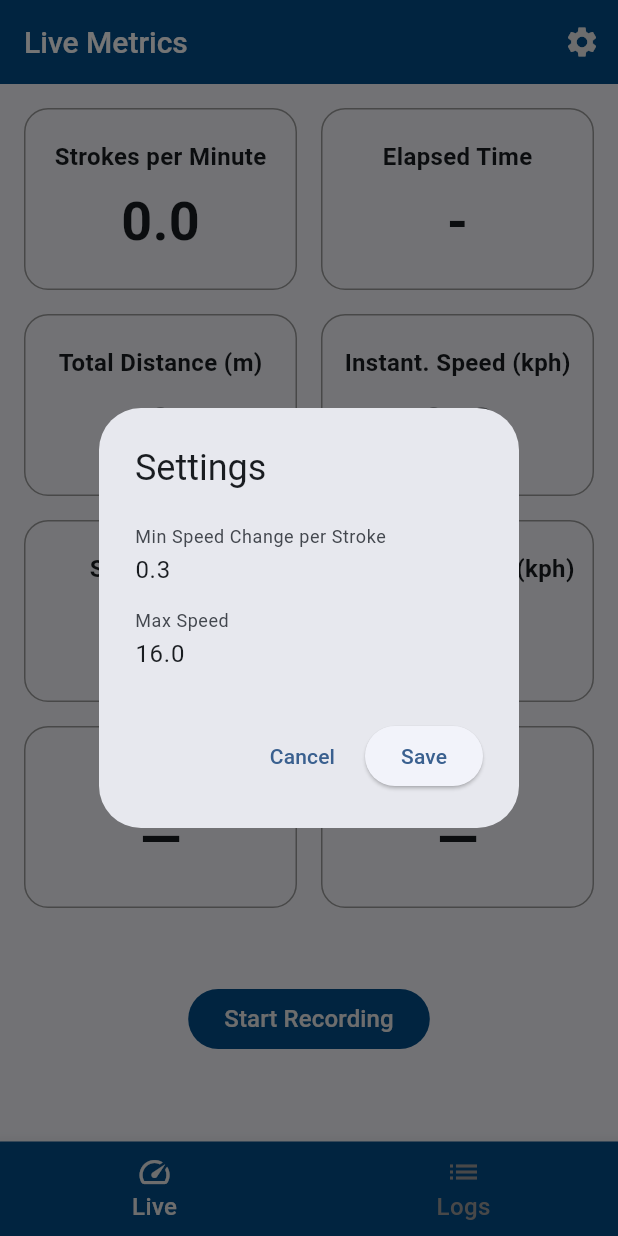
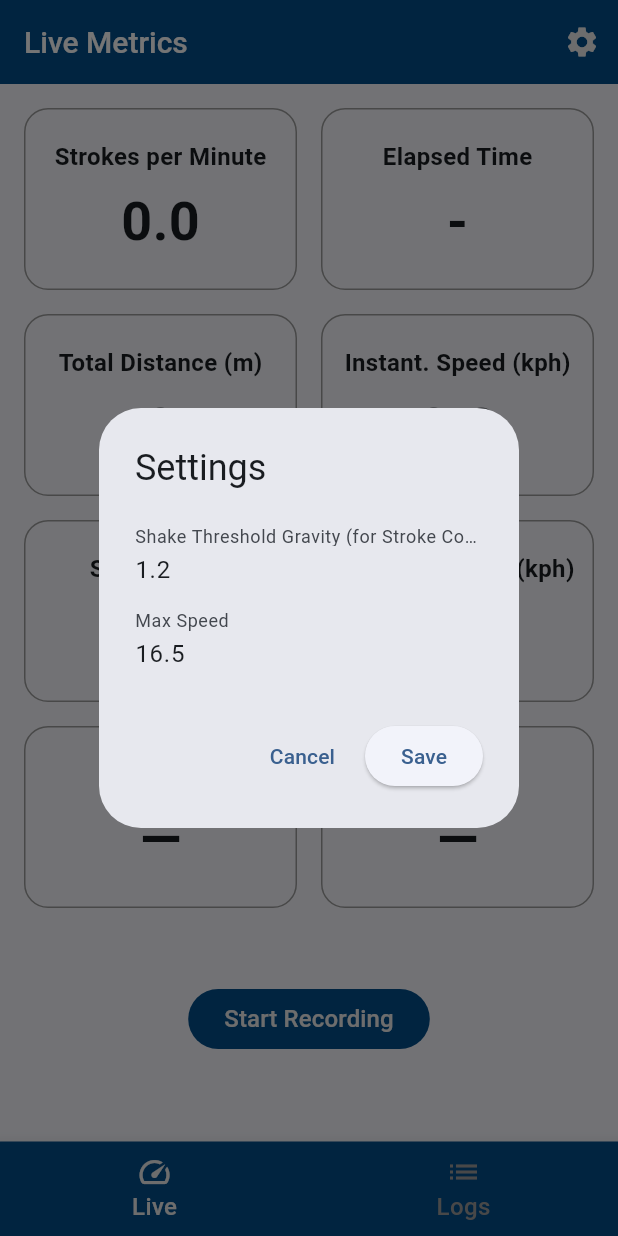
Before and after one commit to AMWen/pandaboat, a Flutter app: the screen it shows after launch, after a tap on the "settings" icon, on a phone screen of 412 x 824 dp. Run offline on Flutter 3.47's test engine with Material 3 defaults, Android fonts, the phone set to English and light mode, and no system bars; our stand-ins replace csv, file_picker, flutter_map, geolocator, latlong2, rxdart and 2 more; missing offline and left inert: geolocator_android, geolocator_apple, shake.

Commit message:
use shake for stroke count

```diff
--- a/lib/tabs/live_tab.dart
+++ b/lib/tabs/live_tab.dart
@@ -6,6 +6,7 @@ import 'package:geolocator_android/geolocator_android.dart';
 import 'package:geolocator_apple/geolocator_apple.dart';
 import 'package:pandaboat/data/constants.dart';
 import 'package:rxdart/rxdart.dart';
+import 'package:shake/shake.dart';
 import '../data/services/location_logger.dart';
 import '../utils/time_format.dart';
 
@@ -18,8 +19,8 @@ class LiveTab extends StatefulWidget {
 
 class LiveTabState extends State<LiveTab> with AutomaticKeepAliveClientMixin {
   final logger = LocationLogger();
-  double minSpeedChange = 0.3;
-  double maxSpeed = 16;
+  double shakeThresholdGravity = 1.2;
+  double maxSpeed = 16.5;
 
   double currentSpeed = 0.0;
   double smoothedSpeed = 0.0;
@@ -38,6 +39,7 @@ class LiveTabState extends State<LiveTab> with AutomaticKeepAliveClientMixin {
   final List<Map<String, dynamic>> gpsBuffer = [];
 
   double totalDistance = 0.0;
+  ShakeDetector? shakeDetector;
   Timer? spmTimer;
   Timer? uiUpdateTimer;
   Timer? gpsFlushTimer;
@@ -50,6 +52,7 @@ class LiveTabState extends State<LiveTab> with AutomaticKeepAliveClientMixin {
     super.initState();
     _initLocation();
 
+    shakeDetector = initializeShakeDetector(shakeThresholdGravity);
     uiUpdateTimer = Timer.periodic(const Duration(seconds: 1), (_) => updateUI());
     spmTimer = Timer.periodic(const Duration(seconds: 1), (_) => calculateSPM());
     gpsFlushTimer = Timer.periodic(const Duration(seconds: 5), (_) {
@@ -57,6 +60,20 @@ class LiveTabState extends State<LiveTab> with AutomaticKeepAliveClientMixin {
         flushGPSData();
       }
     });
+  }
+
+  ShakeDetector initializeShakeDetector(double threshold) {
+    return ShakeDetector.autoStart(
+      onPhoneShake: (event) {
+        final now = DateTime.now();
+        if (strokes.isEmpty || now.difference(strokes.last).inMilliseconds > 500) {
+          strokes.add(now);
+          strokeCount++;
+        }
+      },
+      shakeThresholdGravity: threshold,
+      useFilter: false,
+    );
   }
 
   Future<void> _initLocation() async {
@@ -146,22 +163,6 @@ class LiveTabState extends State<LiveTab> with AutomaticKeepAliveClientMixin {
 
     recentData.add({'timestamp': now, 'speed': speed});
     recentData.removeWhere((entry) => now.difference(entry['timestamp']).inSeconds > 3);
-    final lastJolt = strokes.isNotEmpty ? strokes.last : null;
-
-    if (recentData.length >= 3) {
-      final thirdToLast = recentData[recentData.length - 3];
-      final secondToLast = recentData[recentData.length - 2];
-
-      double previousSpeedChange = secondToLast['speed'] - thirdToLast['speed'];
-      double currentSpeedChange = speed - secondToLast['speed'];
-
-      if (currentSpeedChange > previousSpeedChange &&
-          currentSpeedChange > minSpeedChange &&
-          now.difference(lastJolt ?? DateTime(2000)).inMilliseconds > 500) {
-        strokeCount++;
-        strokes.add(now);
-      }
-    }
   }
 
   void updateUI() {
@@ -237,11 +238,13 @@ class LiveTabState extends State<LiveTab> with AutomaticKeepAliveClientMixin {
   void dispose() {
     spmTimer?.cancel();
     uiUpdateTimer?.cancel();
+    gpsFlushTimer?.cancel();
+    shakeDetector?.stopListening();
     super.dispose();
   }
 
   void showSettingsDialog() {
-    final minSpeedController = TextEditingController(text: minSpeedChange.toString());
+    final thresholdController = TextEditingController(text: shakeThresholdGravity.toString());
     final maxSpeedController = TextEditingController(text: maxSpeed.toString());
 
     showDialog(
@@ -253,10 +256,10 @@ class LiveTabState extends State<LiveTab> with AutomaticKeepAliveClientMixin {
               mainAxisSize: MainAxisSize.min,
               children: [
                 TextField(
-                  controller: minSpeedController,
+                  controller: thresholdController,
                   keyboardType: TextInputType.number,
                   decoration: InputDecoration(
-                    labelText: 'Min Speed Change per Stroke',
+                    labelText: 'Shake Threshold Gravity (for Stroke Count)',
                     focusedBorder: OutlineInputBorder(
                       borderSide: BorderSide(color: primaryColor, width: 2),
                     ),
@@ -281,8 +284,12 @@ class LiveTabState extends State<LiveTab> with AutomaticKeepAliveClientMixin {
               ElevatedButton(
                 onPressed: () {
                   setState(() {
-                    minSpeedChange = double.tryParse(minSpeedController.text) ?? 0.3;
-                    maxSpeed = double.tryParse(maxSpeedController.text) ?? 16;
+                    maxSpeed = double.tryParse(maxSpeedController.text) ?? 16.5;
+                    shakeThresholdGravity = double.tryParse(thresholdController.text) ?? 1.2;
+
+                    // Recreate the ShakeDetector with the new threshold
+                    shakeDetector?.stopListening();
+                    shakeDetector = initializeShakeDetector(shakeThresholdGravity);
                   });
                   Navigator.pop(context);
                 },
@@ -300,12 +307,12 @@ class LiveTabState extends State<LiveTab> with AutomaticKeepAliveClientMixin {
     final metrics = [
       metric("Strokes per Minute", "$spm"),
       metric("Elapsed Time", elapsedTime),
-      metric("Total Distance (m)", "${totalDistance.toStringAsFixed(0)}"),
-      metric("Instant. Speed (kph)", "${currentSpeed.toStringAsFixed(1)}"),
+      metric("Total Distance (m)", totalDistance.toStringAsFixed(0)),
+      metric("Instant. Speed (kph)", currentSpeed.toStringAsFixed(1)),
       metric("Stroke count", "$strokeCount"),
-      metric("Avg Speed (3s) (kph)", "${smoothedSpeed.toStringAsFixed(1)}"),
-      metric("Latitude", latitude?.toStringAsFixed(6) ?? '—'),
-      metric("Longitude", longitude?.toStringAsFixed(6) ?? '—'),
+      metric("Avg Speed (3s) (kph)", smoothedSpeed.toStringAsFixed(1)),
+      metric("Latitude", latitude?.toStringAsFixed(3) ?? '—'),
+      metric("Longitude", longitude?.toStringAsFixed(3) ?? '—'),
     ];
 
     return Scaffold(
--- a/pubspec.yaml
+++ b/pubspec.yaml
@@ -43,6 +43,7 @@ dependencies:
   latlong2: ^0.9.1
   intl: ^0.20.2
   syncfusion_flutter_charts: ^29.1.41
+  shake: ^3.0.0
   flutter:
     sdk: flutter
 
```
Also changed, not shown: pubspec.lock.
